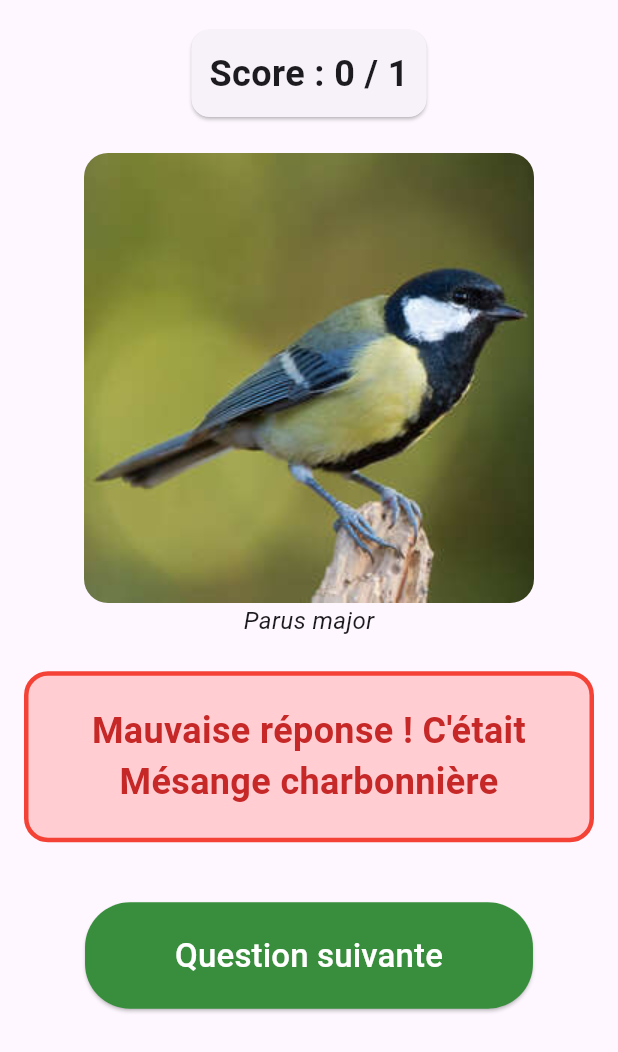
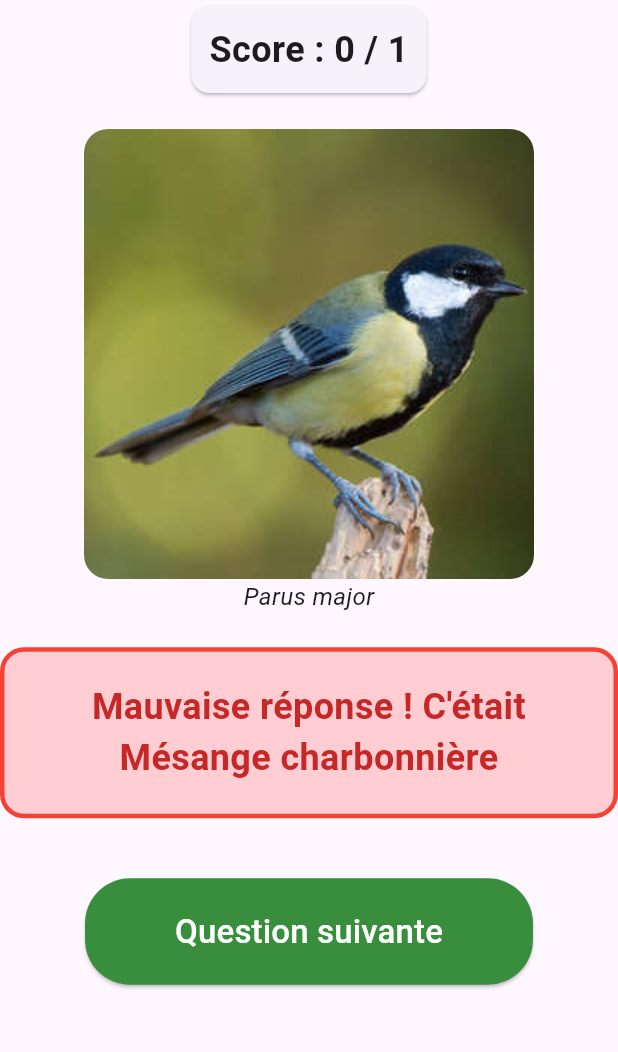
Before and after one commit to Hikikomori041/quiz_oiseaux, a Flutter app: the screen it shows after launch, after a tap on "Chevalier arlequin", on a phone screen of 412 x 824 dp. Shown: the top 1052 px of the screen. Run offline on Flutter 3.47's test engine with Material 3 defaults, Android fonts, the phone set to English and light mode, and no system bars; our stand-ins replace audioplayers, confetti.

Commit message:
nouveau fix

```diff
--- a/lib/main.dart
+++ b/lib/main.dart
@@ -173,10 +173,15 @@ class _QuizScreenState extends State<QuizScreen> {
 
   @override
   Widget build(BuildContext context) {
+    if (allBirdsData.isEmpty) {
+      return const Scaffold(
+        body: Center(child: CircularProgressIndicator()),
+      );
+    }
+
     return Scaffold(
-      body: Center(
-        child: SingleChildScrollView(
-          padding: const EdgeInsets.all(16.0),
+      extendBody: true,   // ← LIGNE 1 : obligatoire pour Android gesture navigation
+      body: SafeArea(     // ← LIGNE 2 : protège du notch + permet le extendBody proprement
         child: Column(
           mainAxisSize: MainAxisSize.min,
           children: [
@@ -321,9 +326,9 @@ class _QuizScreenState extends State<QuizScreen> {
               ),
             ),
 
-              const SizedBox(height: 120),
+            // Espace dynamique qui suit EXACTEMENT la taille de la barre de navigation Android
+            SizedBox(height: MediaQuery.of(context).viewPadding.bottom + 40),
           ],
-          ),
         ),
       ),
     );
```
Lines whose indentation alone changed are shown as unchanged.
